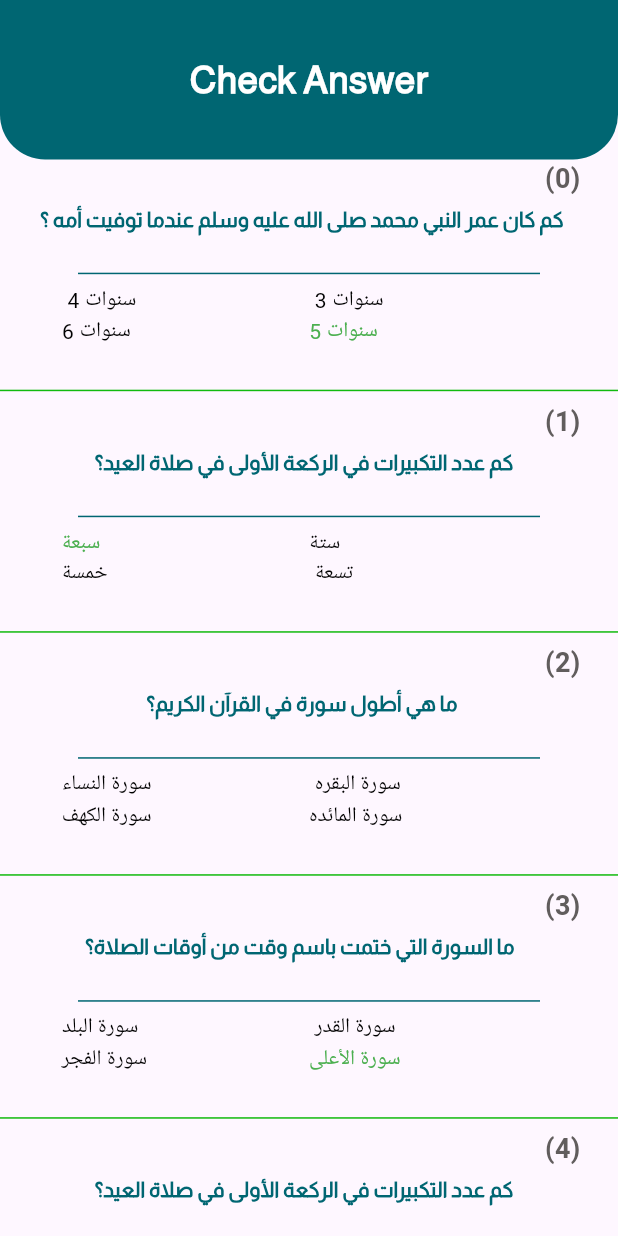
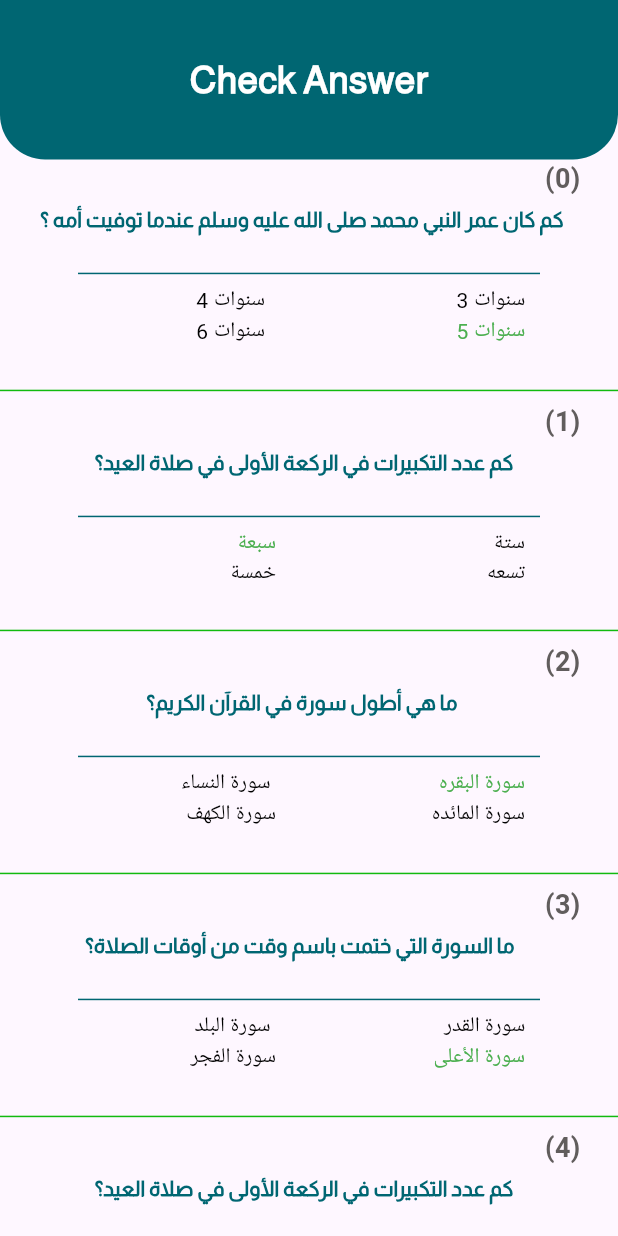
Before and after one commit to mohamedamr77/quizapp, a Flutter app: the CheckAnswerScreen screen opened directly, on a phone screen of 412 x 824 dp. Run offline on Flutter 3.47's test engine with Material 3 defaults, Android fonts, the phone set to English and light mode, and no system bars; our stand-ins replace animate_do; Roboto replaces fonts that are missing (Almarai-Regular.ttf).

Commit message:
final list and check answer screen

```diff
--- a/lib/widget/checkanswerwidget/check_answer_item.dart
+++ b/lib/widget/checkanswerwidget/check_answer_item.dart
@@ -47,19 +47,22 @@ class _CheckAnswerItemState extends State<CheckAnswerItem> {
         ),
         SizedBox(height: 14),
         DividerLine(),
-        Padding(
-          padding: const EdgeInsets.symmetric(
-              horizontal: 20,
-          ),
-          child: Wrap(
+        Wrap(
           textDirection: TextDirection.rtl,
           children: [
             ...questions[widget.index].answers.map((questionAnswer) => SizedBox
               (
-                width: MediaQuery.of(context).size.width*0.40,
-                child: Text(
+              width: MediaQuery.of(context).size.width/2-40,
+              child: Padding(
+                padding: const EdgeInsets.symmetric(
+                  horizontal: 22,
+                ),
+                child: Column(
+                  mainAxisAlignment: MainAxisAlignment.start,
+                  crossAxisAlignment: CrossAxisAlignment.end,
+                  children: [
+                    Text(
                       questionAnswer,
-
                       style: TextStyle (
                           color: questionAnswer==questions[widget.index].correctAnswer?
                           Colors.green
@@ -68,10 +71,12 @@ class _CheckAnswerItemState extends State<CheckAnswerItem> {
                               :Colors.black
                       ),
                     ),
+                  ],
+                ),
+              )
             ))
 
           ],
-          ),
         ),
 
         SizedBox(height: 20),
--- a/lib/widget/list_quiz_data..dart
+++ b/lib/widget/list_quiz_data..dart
@@ -13,27 +13,30 @@ List<QuestionModel> questions = [
 
   QuestionModel(
     title: " كم عدد التكبيرات في الركعة الأولى في صلاة العيد؟ ",
-    answers: ["ستة", "سبعة", " تسعة ", "خمسة"],
+    answers: ["ستة", "سبعة", "تسعه", "خمسة"],
     correctAnswer : "سبعة",
     selectedAnswer: null,
   ),
+
   QuestionModel(
     title: " ما هي أطول سورة في القرآن الكريم؟",
-    answers: [" سورة البقره", "سورة النساء ", "سورة المائده", "سورة الكهف"],
+    answers: ["سورة البقره", "سورة النساء ", "سورة المائده", "سورة الكهف"],
     correctAnswer: "سورة البقره",
     selectedAnswer: null,
   ),
+
   QuestionModel(
     title: "ما السورة التي ختمت باسم وقت من أوقات الصلاة؟",
     answers: [" سورة القدر", "سورة البلد ", "سورة الأعلى", "سورة الفجر"],
     correctAnswer: "سورة الأعلى",
     selectedAnswer: null,
   ),
+
   QuestionModel(
     title: " كم عدد التكبيرات في الركعة الأولى في صلاة العيد؟ ",
-    answers: ["ستة", "سبعة", " تسعة ", "خمسة"],
-    correctAnswer: "سبعة",
+    answers: ["ستة", "سبعة", "تسعه", "خمسة"],
+    correctAnswer : "سبعة",
     selectedAnswer: null,
-  )
+  ),
 
 ];
```
Lines whose indentation alone changed are shown as unchanged.
